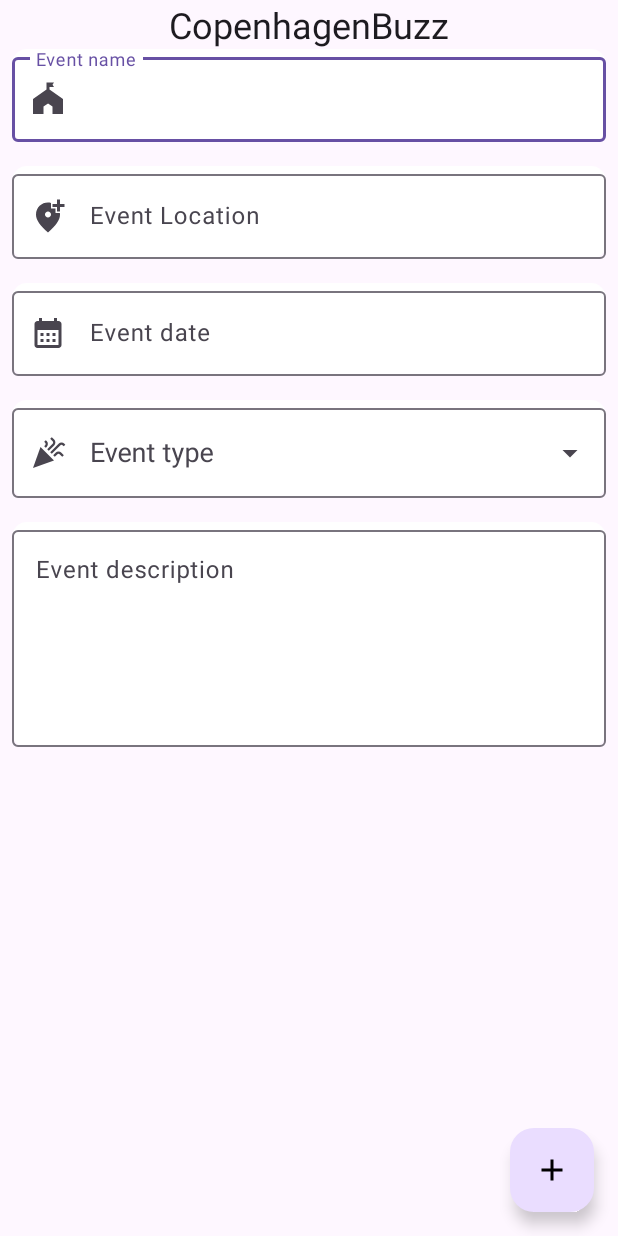
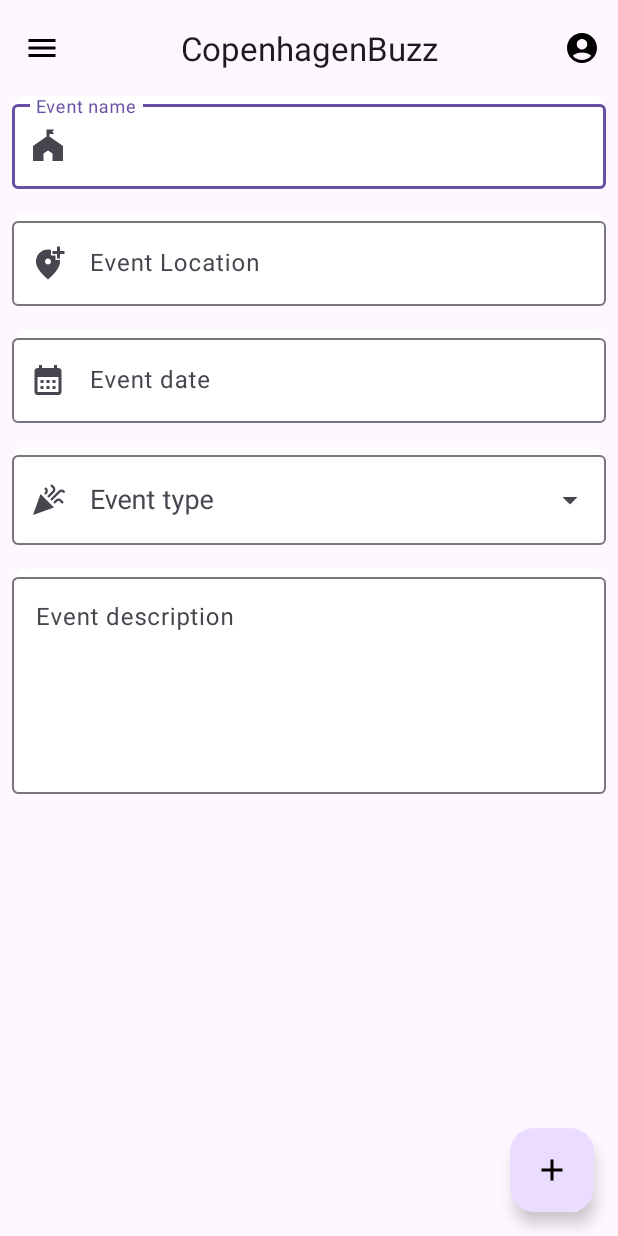
Before and after one commit to JonasSkjodt/CopenhagenBuzz, an Android app: the MainActivity screen opened directly, with no data from a screen before it, on a phone screen of 412 x 824 dp. Run offline under Robolectric (Android 15) with nearby library versions, the phone set to English and light mode, and no system bars.

Commit message:
first phase of inserting top header bar with menu, title, account

```diff
--- /dev/null
+++ b/app/src/main/res/drawable/baseline_menu_24.xml
@@ -0,0 +1,5 @@
+<vector android:autoMirrored="true" android:height="24dp"
+    android:tint="#000000" android:viewportHeight="24"
+    android:viewportWidth="24" android:width="24dp" xmlns:android="http://schemas.android.com/apk/res/android">
+    <path android:fillColor="@android:color/white" android:pathData="M3,18h18v-2L3,16v2zM3,13h18v-2L3,11v2zM3,6v2h18L21,6L3,6z"/>
+</vector>
--- a/app/src/main/res/layout/content_main.xml
+++ b/app/src/main/res/layout/content_main.xml
@@ -9,7 +9,40 @@
     android:layout_width="match_parent"
     android:layout_height="match_parent">
 
-    <TextView
+    <!--https://github.com/material-components/material-components-android/blob/master/docs/components/TopAppBar.md
+    for the menu, appluapp:menu="@menu/top_app_bar"
+    -->
+
+    <com.google.android.material.appbar.AppBarLayout
+        android:id="@+id/text_view_app_name"
+        android:layout_width="match_parent"
+        android:layout_height="wrap_content"
+        app:layout_constraintTop_toTopOf="parent">
+
+    <com.google.android.material.appbar.MaterialToolbar
+        android:id="@+id/topAppBar"
+        android:layout_width="match_parent"
+        android:layout_height="wrap_content"
+        android:minHeight="?attr/actionBarSize"
+        app:title="@string/app_name"
+        app:titleCentered="true"
+        app:navigationIcon="@drawable/baseline_menu_24"
+        app:menu="@menu/top_app_bar" />
+
+    </com.google.android.material.appbar.AppBarLayout>
+
+    <androidx.core.widget.NestedScrollView
+        android:id="@+id/nestedScrollView"
+        android:layout_width="match_parent"
+        android:layout_height="0dp"
+        app:layout_behavior="@string/appbar_scrolling_view_behavior"
+        app:layout_constraintTop_toBottomOf="@id/text_view_app_name"
+        app:layout_constraintBottom_toBottomOf="parent">
+
+        <!-- Scrollable content -->
+    </androidx.core.widget.NestedScrollView>
+
+    <!--<TextView
         style="?textAppearanceHeadlineSmall"
         android:id="@+id/text_view_app_name"
         android:layout_width="wrap_content"
@@ -19,7 +52,7 @@
         app:layout_constraintEnd_toEndOf="parent"
         app:layout_constraintStart_toStartOf="parent"
         app:layout_constraintTop_toTopOf="parent"
-    />
+    />-->
 
     <!-- Event Name field -->
     <com.google.android.material.textfield.TextInputLayout
--- /dev/null
+++ b/app/src/main/res/menu/top_app_bar.xml
@@ -0,0 +1,12 @@
+<?xml version="1.0" encoding="utf-8"?>
+<!-- https://github.com/material-components/material-components-android/blob/master/docs/components/TopAppBar.md-->
+<menu xmlns:android="http://schemas.android.com/apk/res/android"
+    xmlns:app="http://schemas.android.com/apk/res-auto">
+
+    <item
+        android:id="@+id/account_item"
+        android:icon="@drawable/round_account_circle_24"
+        android:title="@string/account"
+        app:showAsAction="ifRoom"/>
+
+</menu>
--- a/app/src/main/res/values/strings.xml
+++ b/app/src/main/res/values/strings.xml
@@ -8,4 +8,5 @@
     <string name="fab_add_event">Add event</string>
     <string name="user_login_button">Login</string>
     <string name="guest_login_button">Guest</string>
+    <string name="account">Account</string>
 </resources>
```
